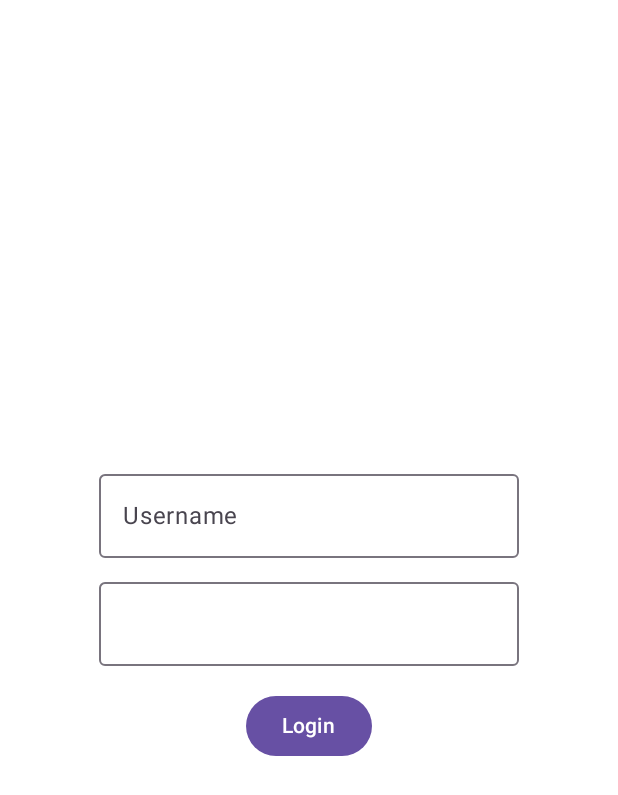
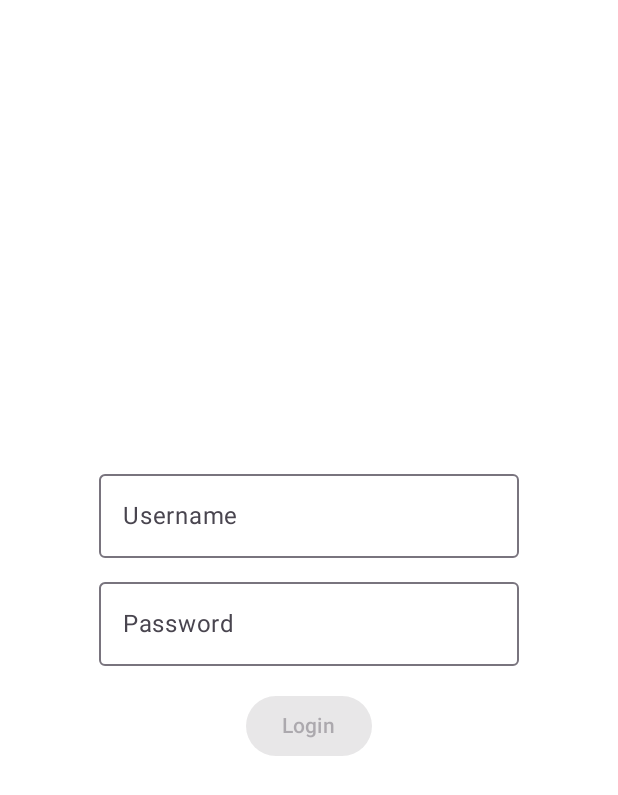
Before and after one commit to inkaliinalauranto/Inventory-Management-Application, an Android app built with Jetpack Compose: the @Preview function LoginScreen, on a phone screen of 412 x 824 dp. Shown: the top 795 px of the screen. Run offline under Robolectric (Android 15) with nearby library versions, the phone set to English and light mode, and no system bars.

Commit message:
LoginScreenin napille enabled-argumentin määrittely. Sivustavetovalikon ja NavHostin luonti toiminnallisuuksineen MainActivityn puolella.

```diff
--- a/app/build.gradle.kts
+++ b/app/build.gradle.kts
@@ -50,7 +50,8 @@ android {
 }
 
 dependencies {
-
+    // Added for navigation:
+    implementation("androidx.navigation:navigation-compose:2.7.7")
     implementation("androidx.core:core-ktx:1.12.0")
     implementation("androidx.lifecycle:lifecycle-runtime-ktx:2.7.0")
     implementation("androidx.activity:activity-compose:1.8.2")
--- a/app/src/main/java/com/example/inventorymanagementapplication/CategoriesScreen.kt
+++ b/app/src/main/java/com/example/inventorymanagementapplication/CategoriesScreen.kt
@@ -1,10 +1,11 @@
 package com.example.inventorymanagementapplication
 
+import android.util.Log
 import androidx.compose.material3.ExperimentalMaterial3Api
 import androidx.compose.runtime.Composable
 
 @OptIn(ExperimentalMaterial3Api::class)
 @Composable
 fun CategoriesScreen() {
-
+    Log.d("TAG", "In CategoriesScreen")
 }
--- a/app/src/main/java/com/example/inventorymanagementapplication/LoginScreen.kt
+++ b/app/src/main/java/com/example/inventorymanagementapplication/LoginScreen.kt
@@ -23,7 +23,8 @@ import com.example.inventorymanagementapplication.viewmodel.LoginViewModel
 /* Builds the UI for the login screen using the LoginScreen composable
 function. Displays a CircularProgressIndicator if the loading argument of
 the loginState is true. Otherwise displays two text fields and a Login
-button. The text in the last text field is masked for security.
+button. The text in the last text field is masked for security. The button
+can be pressed when there's text in both fields.
 */
 @Preview
 @Composable
@@ -37,6 +38,7 @@ fun LoginScreen() {
                     Alignment.Center
                 )
             )
+
             else -> Column(
                 modifier = Modifier.fillMaxSize(),
                 verticalArrangement = Arrangement.Center,
@@ -57,12 +59,17 @@ fun LoginScreen() {
                     value = loginVM.loginState.value.password,
                     onValueChange = {
                         loginVM.setPassword(it)
+                    },
+                    placeholder = {
+                        Text(text = "Password")
                     }
                 )
                 Spacer(modifier = Modifier.height(16.dp))
-                Button(onClick = {
-                    loginVM.login()
-                }) {
+                Button(
+                    enabled = loginVM.loginState.value.username != "" && loginVM.loginState.value.password != "",
+                    onClick = {
+                        loginVM.login()
+                    }) {
                     Text(text = "Login")
                 }
             }
```
Also changed, not shown: app/src/main/java/com/example/inventorymanagementapplication/MainActivity.kt (+88 -1 lines).
